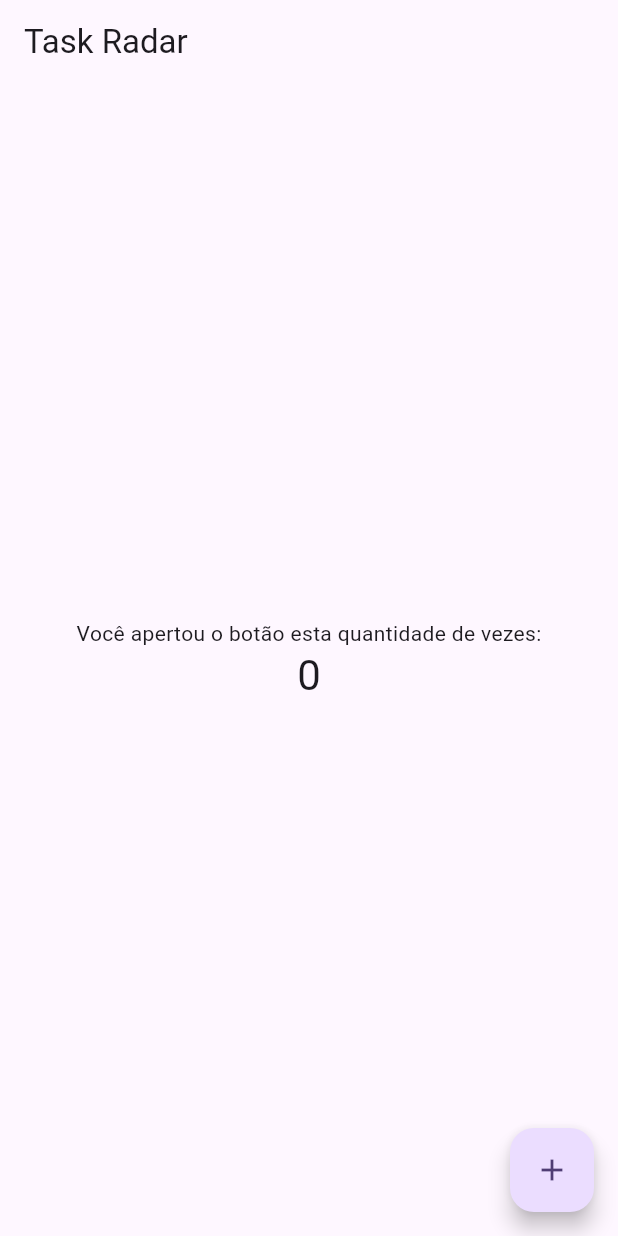
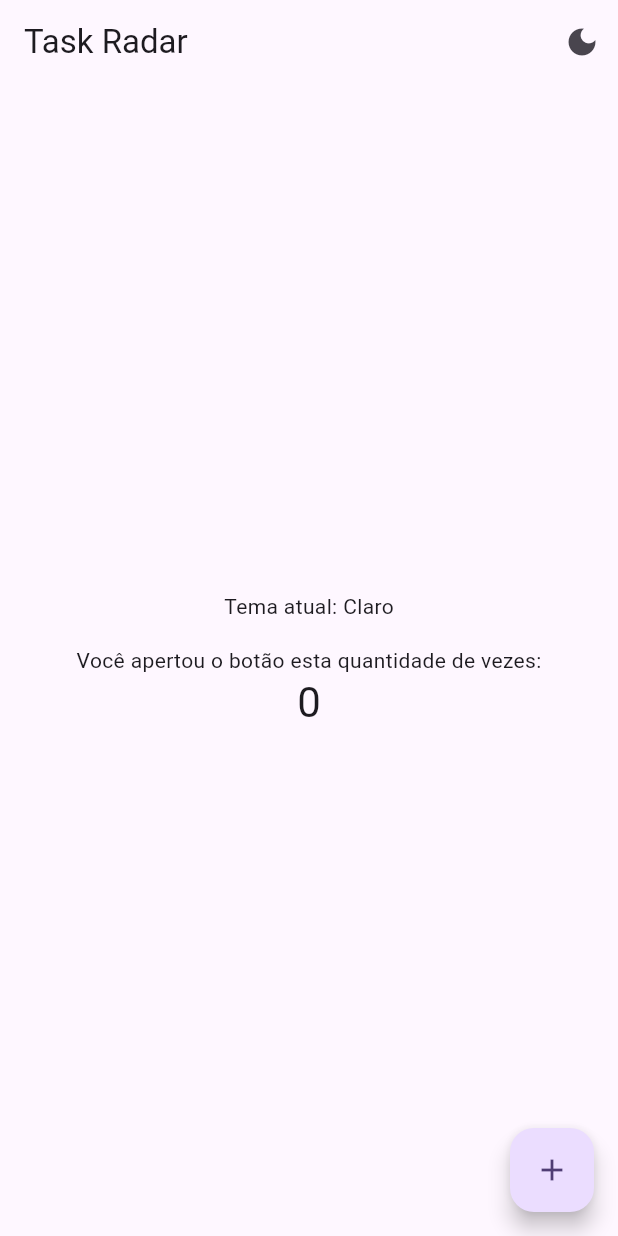
Before and after one commit to Natanael-ADS/task-radar, a Flutter app: the screen it shows after launch, on a phone screen of 412 x 824 dp. Run offline on Flutter 3.47's test engine with Material 3 defaults, Android fonts, the phone set to English and light mode, and no system bars; our stand-ins replace get_it, go_router.

Commit message:
Implement theme management with AppThemeController, integrating light and dark modes in the application. Update main app structure to utilize dependency injection for theme settings and enhance HomePage with theme toggle functionality. Refactor DI setup to use a consistent injector naming convention.

```diff
--- a/lib/app/di/injection.dart
+++ b/lib/app/di/injection.dart
@@ -3,9 +3,9 @@ import 'get_it_di.dart';
 import 'registrars.dart';
 
 /// Ponto único de acesso ao container de DI da aplicação.
-final AppDi getIt = createGetItDi();
+final AppDi injector = createGetItDi();
 
 /// Executa o registro de dependências no bootstrap do app.
 Future<void> configureDependencies() async {
-  await registerAppDependencies(getIt);
+  await registerAppDependencies(injector);
 }
--- a/lib/app/di/modules/core_module.dart
+++ b/lib/app/di/modules/core_module.dart
@@ -1,5 +1,8 @@
+import '../../theme/app_theme_controller.dart';
 import '../app_di.dart';
 
 Future<void> registerCoreModule(AppDi sl) async {
-  // Registra dependências transversais (core) compartilhadas no app.
+  if (!sl.isRegistered<AppThemeController>()) {
+    sl.registerSingleton<AppThemeController>(AppThemeController());
+  }
 }
--- /dev/null
+++ b/lib/app/theme/app_theme_controller.dart
@@ -0,0 +1,23 @@
+import 'package:flutter/material.dart';
+
+final class AppThemeController extends ChangeNotifier {
+  AppThemeController({ThemeMode initialMode = ThemeMode.system})
+    : _themeMode = initialMode;
+
+  ThemeMode _themeMode;
+
+  ThemeMode get themeMode => _themeMode;
+
+  bool get isDarkMode => _themeMode == ThemeMode.dark;
+
+  void setThemeMode(ThemeMode mode) {
+    if (_themeMode == mode) return;
+
+    _themeMode = mode;
+    notifyListeners();
+  }
+
+  void toggleLightDark() {
+    setThemeMode(isDarkMode ? ThemeMode.light : ThemeMode.dark);
+  }
+}
--- /dev/null
+++ b/lib/app/theme/app_theme_data.dart
@@ -0,0 +1,25 @@
+import 'package:flutter/material.dart';
+
+final class AppThemeData {
+  static const _seedColor = Colors.deepPurple;
+
+  static ThemeData light() {
+    return ThemeData(
+      useMaterial3: true,
+      colorScheme: ColorScheme.fromSeed(
+        seedColor: _seedColor,
+        brightness: Brightness.light,
+      ),
+    );
+  }
+
+  static ThemeData dark() {
+    return ThemeData(
+      useMaterial3: true,
+      colorScheme: ColorScheme.fromSeed(
+        seedColor: _seedColor,
+        brightness: Brightness.dark,
+      ),
+    );
+  }
+}
--- a/lib/features/home/presentation/pages/home_page.dart
+++ b/lib/features/home/presentation/pages/home_page.dart
@@ -1,4 +1,7 @@
 import 'package:flutter/material.dart';
+
+import '../../../../app/di/injection.dart';
+import '../../../../app/theme/app_theme_controller.dart';
 
 class HomePage extends StatefulWidget {
   const HomePage({super.key});
@@ -9,6 +12,13 @@ class HomePage extends StatefulWidget {
 
 class _HomePageState extends State<HomePage> {
   int _counter = 0;
+  late final AppThemeController _themeController;
+
+  @override
+  void initState() {
+    super.initState();
+    _themeController = injector.get<AppThemeController>();
+  }
 
   void _incrementCounter() {
     setState(() {
@@ -18,14 +28,30 @@ class _HomePageState extends State<HomePage> {
 
   @override
   Widget build(BuildContext context) {
+    return AnimatedBuilder(
+      animation: _themeController,
+      builder: (context, child) {
+        final isDarkMode = _themeController.isDarkMode;
+
         return Scaffold(
           appBar: AppBar(
             title: const Text('Task Radar'),
+            actions: [
+              IconButton(
+                onPressed: _themeController.toggleLightDark,
+                tooltip: isDarkMode
+                    ? 'Alternar para tema claro'
+                    : 'Alternar para tema escuro',
+                icon: Icon(isDarkMode ? Icons.light_mode : Icons.dark_mode),
+              ),
+            ],
           ),
           body: Center(
             child: Column(
               mainAxisAlignment: MainAxisAlignment.center,
               children: [
+                Text(isDarkMode ? 'Tema atual: Escuro' : 'Tema atual: Claro'),
+                const SizedBox(height: 16),
                 const Text('Você apertou o botão esta quantidade de vezes:'),
                 Text(
                   '$_counter',
@@ -40,5 +66,7 @@ class _HomePageState extends State<HomePage> {
             child: const Icon(Icons.add),
           ),
         );
+      },
+    );
   }
 }
--- a/lib/main.dart
+++ b/lib/main.dart
@@ -1,7 +1,10 @@
 import 'package:flutter/material.dart';
 
 import 'app/bootstrap/bootstrap.dart';
+import 'app/di/injection.dart';
 import 'app/router/app_router.dart';
+import 'app/theme/app_theme_controller.dart';
+import 'app/theme/app_theme_data.dart';
 
 Future<void> main() async {
   await bootstrap();
@@ -11,113 +14,21 @@ Future<void> main() async {
 class MyApp extends StatelessWidget {
   const MyApp({super.key});
 
-  // This widget is the root of your application.
   @override
   Widget build(BuildContext context) {
-    return MaterialApp.router(
-      title: 'task_radar',
-      theme: ThemeData(
-        // This is the theme of your application.
-        //
-        // TRY THIS: Try running your application with "flutter run". You'll see
-        // the application has a purple toolbar. Then, without quitting the app,
-        // try changing the seedColor in the colorScheme below to Colors.green
-        // and then invoke "hot reload" (save your changes or press the "hot
-        // reload" button in a Flutter-supported IDE, or press "r" if you used
-        // the command line to start the app).
-        //
-        // Notice that the counter didn't reset back to zero; the application
-        // state is not lost during the reload. To reset the state, use hot
-        // restart instead.
-        //
-        // This works for code too, not just values: Most code changes can be
-        // tested with just a hot reload.
-        colorScheme: ColorScheme.fromSeed(seedColor: Colors.deepPurple),
-      ),
-      routerConfig: AppRouter.router,
+    final themeController = injector.get<AppThemeController>();
+
+    return ListenableBuilder(
+      listenable: themeController,
+      builder: (_, _) {
+        return MaterialApp.router(
+          title: 'task_radar',
+          theme: AppThemeData.light(),
+          darkTheme: AppThemeData.dark(),
+          themeMode: themeController.themeMode,
+          routerConfig: AppRouter.router,
+        );
+      },
     );
   }
 }
-
-class MyHomePage extends StatefulWidget {
-  const MyHomePage({super.key, required this.title});
-
-  // This widget is the home page of your application. It is stateful, meaning
-  // that it has a State object (defined below) that contains fields that affect
-  // how it looks.
-
-  // This class is the configuration for the state. It holds the values (in this
-  // case the title) provided by the parent (in this case the App widget) and
-  // used by the build method of the State. Fields in a Widget subclass are
-  // always marked "final".
-
-  final String title;
-
-  @override
-  State<MyHomePage> createState() => _MyHomePageState();
-}
-
-class _MyHomePageState extends State<MyHomePage> {
-  int _counter = 0;
-
-  void _incrementCounter() {
-    setState(() {
-      // This call to setState tells the Flutter framework that something has
-      // changed in this State, which causes it to rerun the build method below
-      // so that the display can reflect the updated values. If we changed
-      // _counter without calling setState(), then the build method would not be
-      // called again, and so nothing would appear to happen.
-      _counter++;
-    });
-  }
-
-  @override
-  Widget build(BuildContext context) {
-    // This method is rerun every time setState is called, for instance as done
-    // by the _incrementCounter method above.
-    //
-    // The Flutter framework has been optimized to make rerunning build methods
-    // fast, so that you can just rebuild anything that needs updating rather
-    // than having to individually change instances of widgets.
-    return Scaffold(
-      appBar: AppBar(
-        // TRY THIS: Try changing the color here to a specific color (to
-        // Colors.amber, perhaps?) and trigger a hot reload to see the AppBar
-        // change color while the other colors stay the same.
-        backgroundColor: Theme.of(context).colorScheme.inversePrimary,
-        // Here we take the value from the MyHomePage object that was created by
-        // the App.build method, and use it to set our appbar title.
-        title: Text(widget.title),
-      ),
-      body: Center(
-        // Center is a layout widget. It takes a single child and positions it
-        // in the middle of the parent.
-        child: Column(
-          // Column is also a layout widget. It takes a list of children and
-          // arranges them vertically. By default, it sizes itself to fit its
-          // children horizontally, and tries to be as tall as its parent.
-          //
-          // Column has various properties to control how it sizes itself and
-          // how it positions its children. Here we use mainAxisAlignment to
-          // center the children vertically; the main axis here is the vertical
-          // axis because Columns are vertical (the cross axis would be
-          // horizontal).
-          //
-          // TRY THIS: Invoke "debug painting" (choose the "Toggle Debug Paint"
-          // action in the IDE, or press "p" in the console), to see the
-          // wireframe for each widget.
-          mainAxisAlignment: MainAxisAlignment.center,
-          children: [
-            const Text('You have pushed the button this many times:'),
-            Text('$_counter', style: Theme.of(context).textTheme.headlineMedium),
-          ],
-        ),
-      ),
-      floatingActionButton: FloatingActionButton(
-        onPressed: _incrementCounter,
-        tooltip: 'Increment',
-        child: const Icon(Icons.add),
-      ),
-    );
-  }
-}
```
Also changed, not shown: 2 other files. Lines whose indentation alone changed are shown as unchanged.
